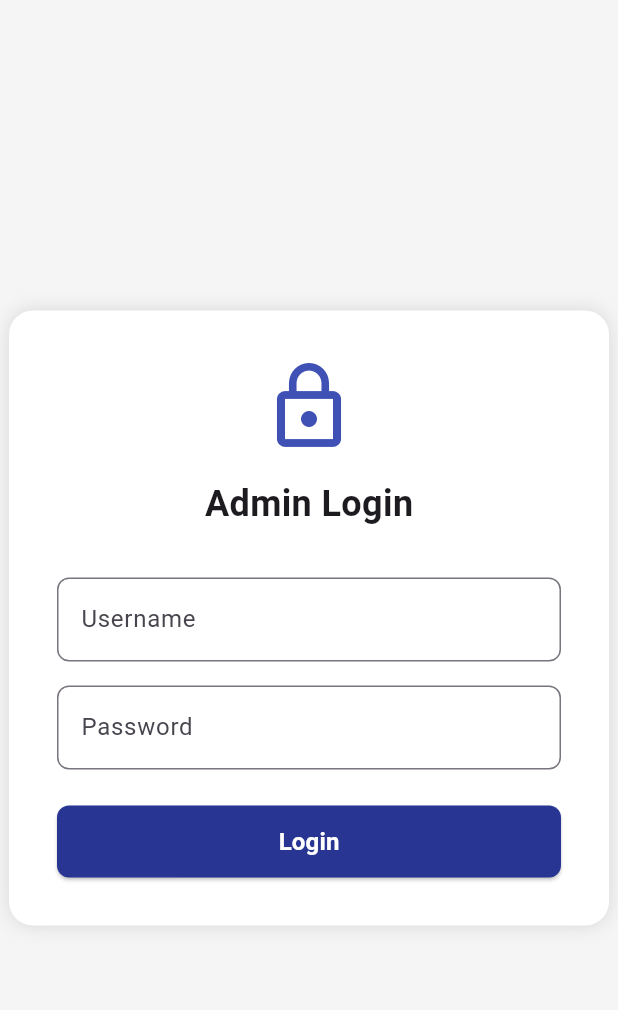
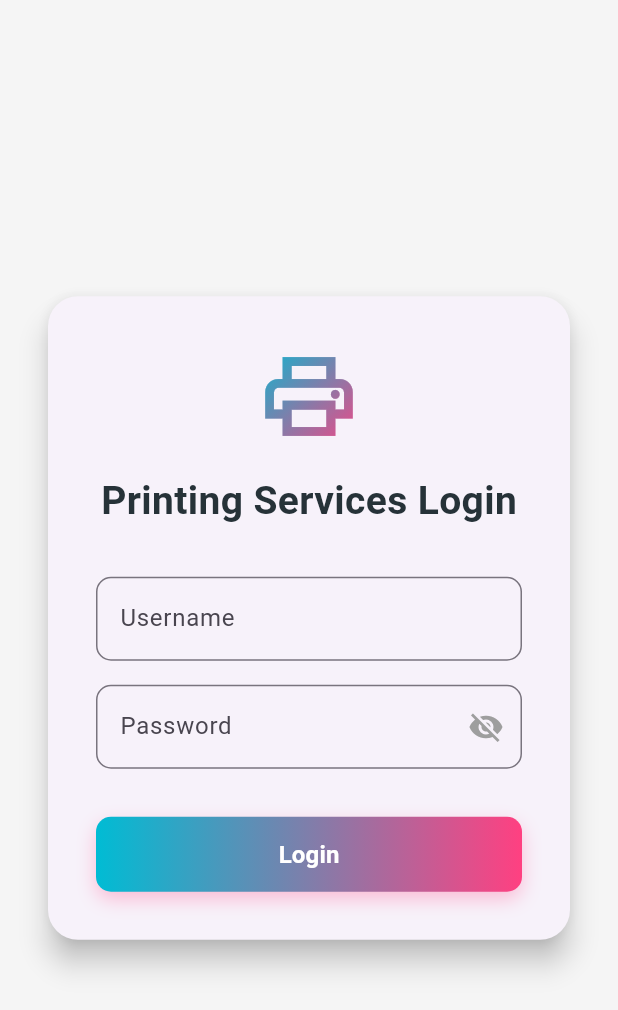
Before and after one commit to rbrtjhn/printing-services-final, a Flutter app: the screen it shows after launch, on a phone screen of 412 x 824 dp. Shown: the top 1010 px of the screen. Run offline on Flutter 3.47's test engine with Material 3 defaults, Android fonts, the phone set to English and light mode, and no system bars.

Commit message:
Redesigned Admin Login UI with gradient branding and password eye icon

```diff
--- a/printing_manager/lib/main.dart
+++ b/printing_manager/lib/main.dart
@@ -69,66 +69,110 @@ class _LoginScreenState extends State<LoginScreen> {
     }
   }
 
+  bool _isObscure = true;
+
+  // Login UI
   @override
   Widget build(BuildContext context) {
     return Scaffold(
       backgroundColor: Colors.grey[100],
       body: Center(
+        child: Card(
+          elevation: 8,
+          shape: RoundedRectangleBorder(borderRadius: BorderRadius.circular(20)),
+          margin: const EdgeInsets.all(32),
           child: Container(
-          width: 400,
-          padding: const EdgeInsets.all(32),
-          decoration: BoxDecoration(
-            color: Colors.white,
-            borderRadius: BorderRadius.circular(16),
-            boxShadow: const [BoxShadow(color: Colors.black12, blurRadius: 10)],
-          ),
+            width: 380,
+            padding: const EdgeInsets.all(32.0),
             child: Column(
               mainAxisSize: MainAxisSize.min,
               children: [
-              const Icon(Icons.lock_outline, size: 64, color: Colors.indigo),
+                ShaderMask(
+                  shaderCallback: (bounds) => const LinearGradient(
+                    colors: [Colors.cyan, Colors.pinkAccent],
+                    begin: Alignment.topLeft,
+                    end: Alignment.bottomRight,
+                  ).createShader(bounds),
+                  child: const Icon(Icons.print_outlined, size: 70, color: Colors.white),
+                ),
               const SizedBox(height: 16),
-              const Text('Admin Login', style: TextStyle(fontSize: 24, fontWeight: FontWeight.bold)),
+              Text(
+                'Printing Services Login',
+                style: TextStyle(
+                  fontSize: 26,
+                  fontWeight: FontWeight.bold,
+                  color: Colors.blueGrey[900],
+                ),
+              ),
               const SizedBox(height: 32),
+
+              // Username Field
               TextField(
                 controller: usernameController,
                 decoration: InputDecoration(
                   labelText: 'Username',
-                  border: OutlineInputBorder(borderRadius: BorderRadius.circular(8)),
+                  border: OutlineInputBorder(borderRadius: BorderRadius.circular(10)),
+                  focusedBorder: OutlineInputBorder(borderRadius: BorderRadius.circular(10), borderSide: BorderSide(color: Colors.cyan)),
                 ),
               ),
               const SizedBox(height: 16),
+
+              // Password Field
               TextField(
                 controller: passwordController,
-                obscureText: true,
+                obscureText: _isObscure,
                 textInputAction: TextInputAction.done,
                 onSubmitted: (value) => login(),
                 decoration: InputDecoration(
                   labelText: 'Password',
-                  border: OutlineInputBorder(borderRadius: BorderRadius.circular(8)),
+                  border: OutlineInputBorder(borderRadius: BorderRadius.circular(10)),
+                  focusedBorder: OutlineInputBorder(borderRadius: BorderRadius.circular(10), borderSide: BorderSide(color: Colors.cyan)),
+                  suffixIcon: IconButton(
+                    icon: Icon(
+                      _isObscure ? Icons.visibility_off : Icons.visibility,
+                      color: Colors.grey,
+                    ),
+                    onPressed: () {
+                      setState(() {
+                        _isObscure = !_isObscure;
+                      });
+                    },
                   ),
                 ),
-              const SizedBox(height: 24),
-              SizedBox(
+              ),
+              const SizedBox(height: 32),
+
+              // Login Button
+              Container(
                 width: double.infinity,
-                height: 48,
+                height: 50,
+                decoration: BoxDecoration(
+                  borderRadius: BorderRadius.circular(10),
+                    gradient: const LinearGradient(
+                      colors: [Colors.cyan, Colors.pinkAccent],
+                      begin: Alignment.centerLeft,
+                      end: Alignment.centerRight,
+                    ),
+                    boxShadow: [BoxShadow(color: Colors.pinkAccent.withOpacity(0.3), blurRadius: 10, offset: const Offset(0, 5))],
+                  ),
                   child: ElevatedButton(
+                    onPressed: login,
                     style: ElevatedButton.styleFrom(
-                    backgroundColor: Colors.indigo[800],
-                    foregroundColor: Colors.white,
-                    shape: RoundedRectangleBorder(borderRadius: BorderRadius.circular(8)),
+                      backgroundColor: Colors.transparent,
+                      shadowColor: Colors.transparent,
+                      shape: RoundedRectangleBorder(borderRadius: BorderRadius.circular(10)),
                     ),
-                  onPressed: login,
-                  child: const Text('Login', style: TextStyle(fontSize: 16, fontWeight: FontWeight.bold)),
+                    child: const Text('Login', style: TextStyle(color: Colors.white,fontSize: 16, fontWeight: FontWeight.bold)),
                   ),
                 ),
               ],
             ),
           ),
         ),
+      ),
     );
   }
 }
-
 
 // Dashboard Screen
 class DashboardScreen extends StatefulWidget {
```
Lines whose indentation alone changed are shown as unchanged.
